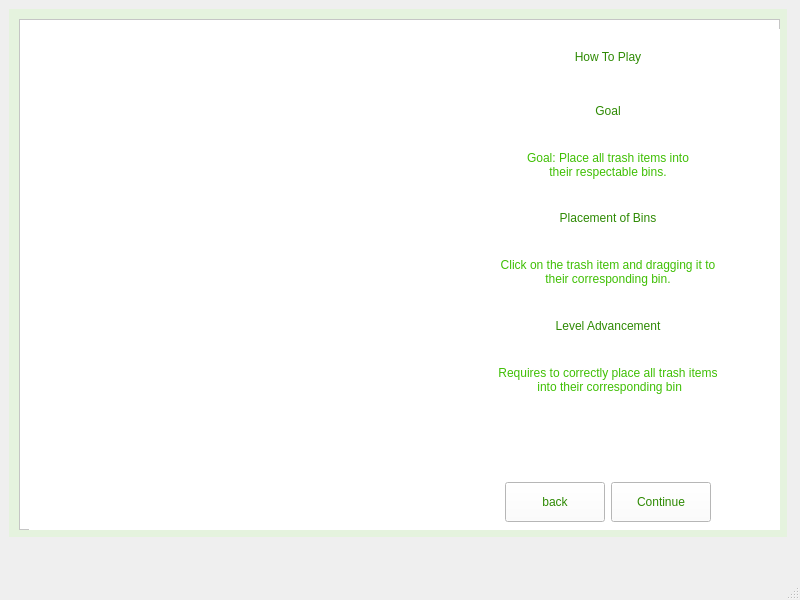
This is EducationalApp/view.ui in ibertagnolli/Recycling-Educational-Game as Qt 5 draws it before an edit. The edited form follows.
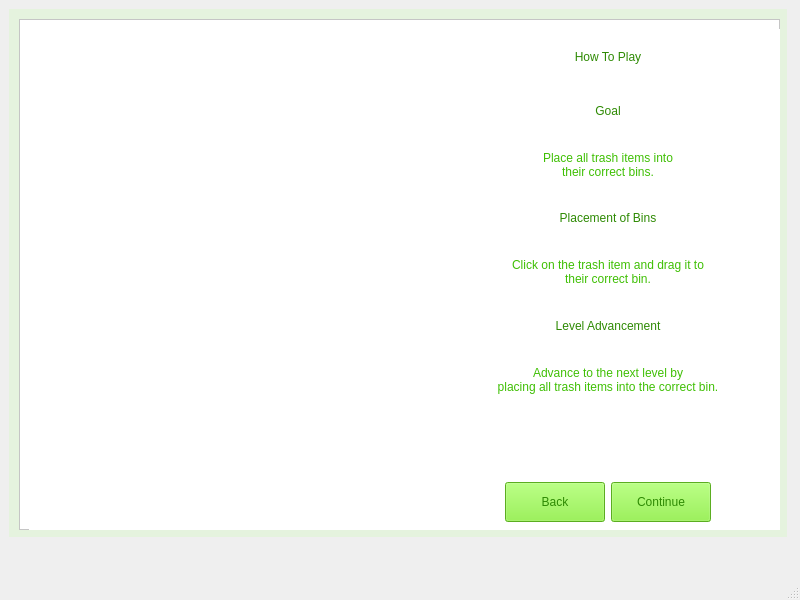
This is the edited form. Icons and pictures are not drawn.

The edit to the form file:
```diff
--- a/EducationalApp/view.ui
+++ b/EducationalApp/view.ui
@@ -131,8 +131,8 @@
 color: rgba(63, 191, 4 ,255);</string>
               </property>
               <property name="text">
-               <string>Requires to correctly place all trash items
- into their corresponding bin</string>
+               <string>Advance to the next level by 
+placing all trash items into the correct bin.</string>
               </property>
               <property name="alignment">
                <set>Qt::AlignCenter</set>
@@ -198,10 +198,11 @@
                 </property>
                 <property name="styleSheet">
                  <string notr="true">color: rgb(46, 138, 3);
-border-color: rgb(0, 0, 0);</string>
+border-color: rgb(0, 0, 0);
+background-color: rgb(128, 242, 46);</string>
                 </property>
                 <property name="text">
-                 <string>back</string>
+                 <string>Back</string>
                 </property>
                </widget>
               </item>
@@ -215,6 +216,7 @@
                 </property>
                 <property name="styleSheet">
                  <string notr="true">color: rgb(46, 138, 3);
+background-color: rgb(128, 242, 46);
 border-color: rgb(0, 0, 0);</string>
                 </property>
                 <property name="text">
@@ -271,8 +273,8 @@
 color: rgba(63, 191, 4 ,255);</string>
               </property>
               <property name="text">
-               <string>Goal: Place all trash items into 
-their respectable bins.</string>
+               <string>Place all trash items into 
+their correct bins.</string>
               </property>
               <property name="alignment">
                <set>Qt::AlignCenter</set>
@@ -306,8 +308,8 @@
 color: rgba(63, 191, 4 ,255);</string>
               </property>
               <property name="text">
-               <string>Click on the trash item and dragging it to 
-their corresponding bin.</string>
+               <string>Click on the trash item and drag it to 
+their correct bin.</string>
               </property>
               <property name="alignment">
                <set>Qt::AlignCenter</set>
```
Left out of the diff: 2 changed lines with no effect on the pictures.
